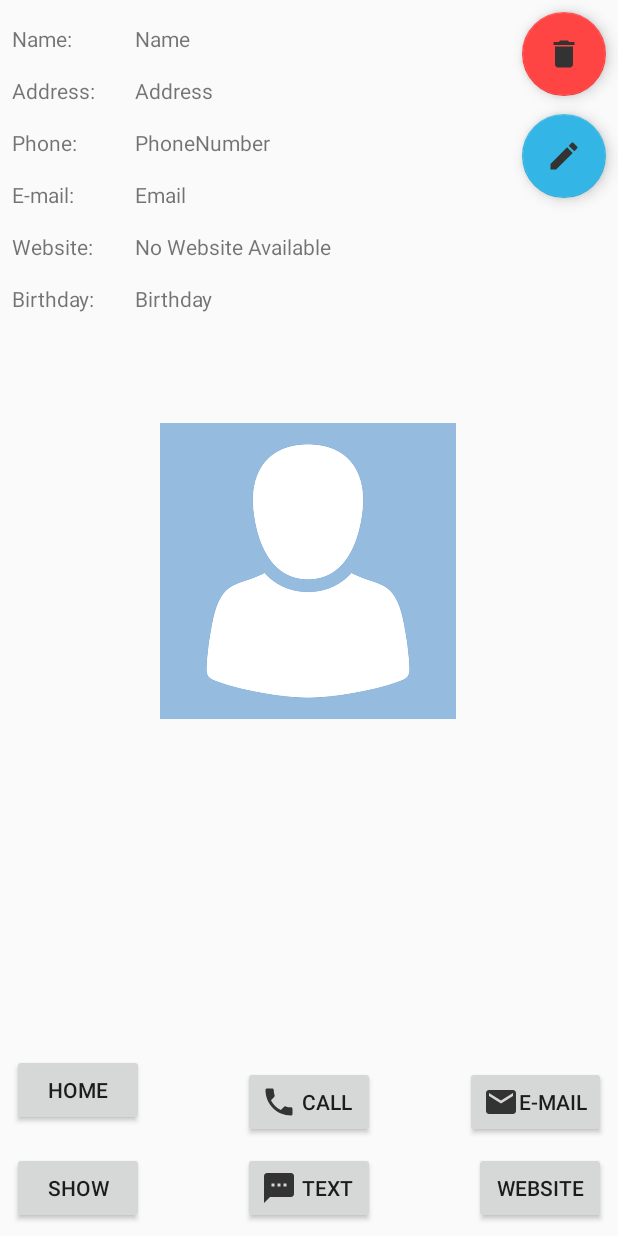
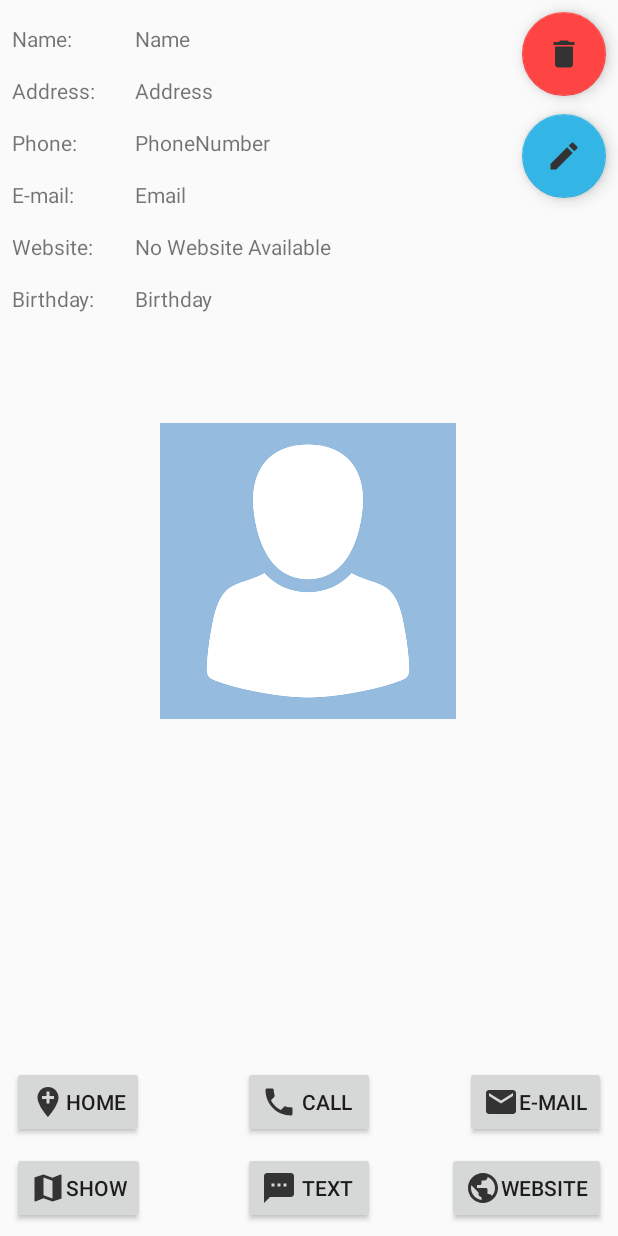
Before and after one commit to DanielSaaby/MyFriendList2, an Android app: the DetailActivity screen opened directly, with no data from a screen before it, on a phone screen of 412 x 824 dp. Run offline under Robolectric (Android 15) with nearby library versions, the phone set to English and light mode, and no system bars; pictures from the network do not load; 7 statements that could not run were skipped.

Commit message:
two new icons

```diff
--- /dev/null
+++ b/app/src/main/res/drawable-anydpi/ic_action_home.xml
@@ -0,0 +1,10 @@
+<vector xmlns:android="http://schemas.android.com/apk/res/android"
+    android:width="24dp"
+    android:height="24dp"
+    android:viewportWidth="24"
+    android:viewportHeight="24"
+    android:tint="#333333">
+    <path
+        android:fillColor="#FF000000"
+        android:pathData="M12,2C8.14,2 5,5.14 5,9c0,5.25 7,13 7,13s7,-7.75 7,-13c0,-3.86 -3.14,-7 -7,-7zM16,10h-3v3h-2v-3L8,10L8,8h3L11,5h2v3h3v2z"/>
+</vector>
--- /dev/null
+++ b/app/src/main/res/drawable-anydpi/ic_action_show.xml
@@ -0,0 +1,10 @@
+<vector xmlns:android="http://schemas.android.com/apk/res/android"
+    android:width="24dp"
+    android:height="24dp"
+    android:viewportWidth="24"
+    android:viewportHeight="24"
+    android:tint="#333333">
+    <path
+        android:fillColor="#FF000000"
+        android:pathData="M20.5,3l-0.16,0.03L15,5.1 9,3 3.36,4.9c-0.21,0.07 -0.36,0.25 -0.36,0.48V20.5c0,0.28 0.22,0.5 0.5,0.5l0.16,-0.03L9,18.9l6,2.1 5.64,-1.9c0.21,-0.07 0.36,-0.25 0.36,-0.48V3.5c0,-0.28 -0.22,-0.5 -0.5,-0.5zM15,19l-6,-2.11V5l6,2.11V19z"/>
+</vector>
--- /dev/null
+++ b/app/src/main/res/drawable-anydpi/ic_action_website.xml
@@ -0,0 +1,10 @@
+<vector xmlns:android="http://schemas.android.com/apk/res/android"
+    android:width="24dp"
+    android:height="24dp"
+    android:viewportWidth="24"
+    android:viewportHeight="24"
+    android:tint="#333333">
+    <path
+        android:fillColor="#FF000000"
+        android:pathData="M12,2C6.48,2 2,6.48 2,12s4.48,10 10,10 10,-4.48 10,-10S17.52,2 12,2zM11,19.93c-3.95,-0.49 -7,-3.85 -7,-7.93 0,-0.62 0.08,-1.21 0.21,-1.79L9,15v1c0,1.1 0.9,2 2,2v1.93zM17.9,17.39c-0.26,-0.81 -1,-1.39 -1.9,-1.39h-1v-3c0,-0.55 -0.45,-1 -1,-1L8,12v-2h2c0.55,0 1,-0.45 1,-1L11,7h2c1.1,0 2,-0.9 2,-2v-0.41c2.93,1.19 5,4.06 5,7.41 0,2.08 -0.8,3.97 -2.1,5.39z"/>
+</vector>
--- a/app/src/main/res/layout/detail_activity.xml
+++ b/app/src/main/res/layout/detail_activity.xml
@@ -64,6 +64,7 @@
         android:layout_marginStart="8dp"
         android:layout_marginBottom="8dp"
         android:text="Show"
+        android:drawableLeft="@drawable/ic_action_show"
         app:layout_constraintBottom_toBottomOf="parent"
         app:layout_constraintStart_toStartOf="parent" />
 
@@ -71,7 +72,7 @@
         android:id="@+id/vWebsiteBtn"
         android:layout_width="wrap_content"
         android:layout_height="wrap_content"
-
+        android:drawableLeft="@drawable/ic_action_website"
         android:layout_marginEnd="8dp"
         android:layout_marginBottom="8dp"
         android:text="Website"
@@ -228,8 +229,9 @@
         android:layout_height="wrap_content"
         android:layout_marginStart="8dp"
         android:layout_marginBottom="65dp"
+        android:drawableLeft="@drawable/ic_action_home"
         android:text="Home"
-        app:layout_constraintBottom_toBottomOf="@+id/homeBtn"
+        app:layout_constraintBottom_toBottomOf="parent"
         app:layout_constraintStart_toStartOf="parent" />
 
 </android.support.constraint.ConstraintLayout>
```
Also changed, not shown: app/src/main/res/drawable-hdpi/ic_action_home.png (added), app/src/main/res/drawable-hdpi/ic_action_show.png (added), app/src/main/res/drawable-hdpi/ic_action_website.png (added), app/src/main/res/drawable-mdpi/ic_action_home.png (added), app/src/main/res/drawable-mdpi/ic_action_show.png (added), app/src/main/res/drawable-mdpi/ic_action_website.png (added), app/src/main/res/drawable-xhdpi/ic_action_home.png (added), app/src/main/res/drawable-xhdpi/ic_action_show.png (added), app/src/main/res/drawable-xhdpi/ic_action_website.png (added), app/src/main/res/drawable-xxhdpi/ic_action_home.png (added), app/src/main/res/drawable-xxhdpi/ic_action_show.png (added), app/src/main/res/drawable-xxhdpi/ic_action_website.png (added).
